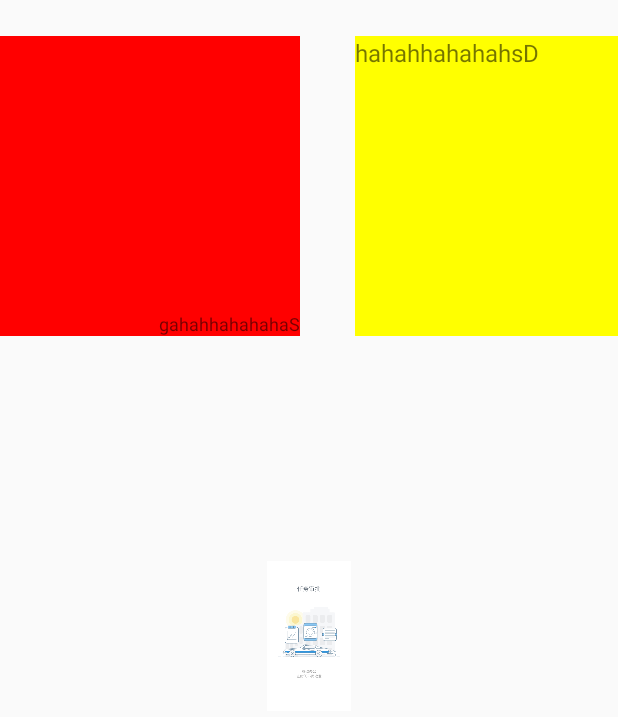
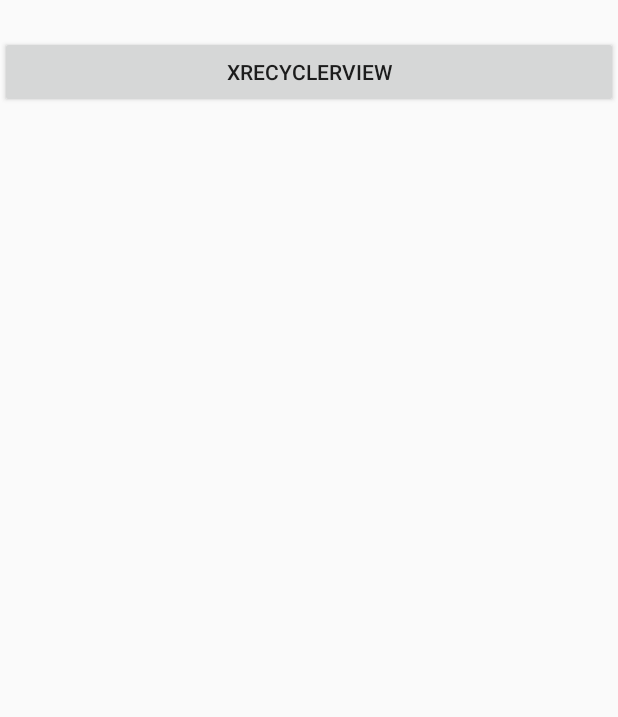
Before and after one commit to shiliangdyh/AndFrame, an Android app: the screen it shows after launch (MainActivity), on a phone screen of 412 x 824 dp. Shown: the top 717 px of the screen. Run offline under Robolectric (Android 15) with nearby library versions, the phone set to English and light mode, and no system bars; libraries missing offline, so code that uses them is left out: me.imid.swipebacklayout; 4 statements that could not run were skipped.

Commit message:
xrecyclerview

```diff
--- a/app/build.gradle
+++ b/app/build.gradle
@@ -25,7 +25,6 @@ android {
 dependencies {
     implementation fileTree(include: ['*.jar'], dir: 'libs')
     implementation "org.jetbrains.kotlin:kotlin-stdlib-jre7:$kotlin_version"
-    implementation 'com.android.support:appcompat-v7:28.0.0-alpha3'
     implementation 'com.android.support.constraint:constraint-layout:1.1.2'
     testImplementation 'junit:junit:4.12'
     androidTestImplementation 'com.android.support.test:runner:1.0.2'
@@ -35,4 +34,9 @@ dependencies {
     implementation project(':matisse')
     implementation 'com.github.bumptech.glide:glide:4.7.1'
     implementation 'com.google.code.gson:gson:2.8.2'
+
+    implementation 'com.jcodecraeer:xrecyclerview:1.5.9'
+    implementation 'com.android.support:appcompat-v7:28.0.0-alpha3'
+    implementation 'com.android.support:recyclerview-v7:28.0.0-alpha3'
+    implementation 'com.android.support:design:28.0.0-alpha3'
 }
--- a/app/src/main/AndroidManifest.xml
+++ b/app/src/main/AndroidManifest.xml
@@ -3,7 +3,6 @@
     package="com.mirstone.andframe">
 
     <application
-        android:name=".BaseApp"
         android:allowBackup="true"
         android:icon="@mipmap/ic_launcher"
         android:label="@string/app_name"
@@ -17,7 +16,7 @@
                 <category android:name="android.intent.category.LAUNCHER" />
             </intent-filter>
         </activity>
-        <activity android:name=".TestActivity" />
+        <activity android:name=".module.XRecyclerViewAct" />
 
         <provider
             android:name=".MyProvider"
--- a/app/src/main/res/layout/activity_main.xml
+++ b/app/src/main/res/layout/activity_main.xml
@@ -1,37 +1,17 @@
 <?xml version="1.0" encoding="utf-8"?>
-<android.support.constraint.ConstraintLayout xmlns:android="http://schemas.android.com/apk/res/android"
+<LinearLayout xmlns:android="http://schemas.android.com/apk/res/android"
     xmlns:app="http://schemas.android.com/apk/res-auto"
     xmlns:tools="http://schemas.android.com/tools"
     android:layout_width="match_parent"
     android:layout_height="match_parent"
+    android:orientation="vertical"
     tools:context=".MainActivity">
 
-    <ImageView
-        android:id="@+id/image"
-        android:layout_width="100dp"
-        android:layout_height="100dp"
-        android:scaleType="fitCenter"
-        android:src="@mipmap/icon_guide_page_0"
-        android:text="Hello World!"
-        app:layout_constraintBottom_toBottomOf="parent"
-        app:layout_constraintLeft_toLeftOf="parent"
-        app:layout_constraintRight_toRightOf="parent"
-        app:layout_constraintTop_toTopOf="parent" />
+    <Button
+        android:id="@+id/btn_xrecycler"
+        android:onClick="onClick"
+        android:layout_width="match_parent"
+        android:layout_height="wrap_content"
+        android:text="XRecyclerView" />
 
-    <TextView
-        android:background="#f00"
-        android:layout_width="200dp"
-        android:textSize="12sp"
-        android:text="gahahhahahahaS"
-        android:gravity="right|bottom"
-        android:layout_height="200dp" />
-
-    <TextView
-        android:id="@+id/heelo"
-        android:background="#ff0"
-        android:layout_width="175dp"
-        android:text="hahahhahahahsD"
-        android:textSize="16sp"
-        app:layout_constraintRight_toRightOf="parent"
-        android:layout_height="200dp" />
-</android.support.constraint.ConstraintLayout>
+</LinearLayout>
--- /dev/null
+++ b/baselib/src/main/java/com/mirstone/baselib/util/WindowUtil.kt
@@ -0,0 +1,68 @@
+package com.mirstone.baselib.util
+
+import android.app.Activity
+import android.os.Build
+import android.view.View
+import android.view.WindowManager
+
+/**
+ * @package: com.mirstone.baselib.util
+ * @fileName: WindowUtil
+ * @data: 2018/8/6 9:20
+ * @author: ShiLiang
+ * @describe:
+ */
+object WindowUtil {
+    /**
+     * 设置Android状态栏的字体颜色，状态栏为亮色的时候字体和图标是黑色，状态栏为暗色的时候字体和图标为白色
+     *
+     * @param dark 状态栏字体是否为深色
+     */
+    fun setStatusBarFontIconDark(activity: Activity, dark: Boolean) {
+        // 小米MIUI
+        try {
+            val window = activity.window
+            val clazz = activity.window.javaClass
+            val layoutParams = Class.forName("android.view.MiuiWindowManager\$LayoutParams")
+            val field = layoutParams.getField("EXTRA_FLAG_STATUS_BAR_DARK_MODE")
+            val darkModeFlag = field.getInt(layoutParams)
+            val extraFlagField = clazz.getMethod("setExtraFlags", Int::class.javaPrimitiveType, Int::class.javaPrimitiveType)
+            if (dark) {    //状态栏亮色且黑色字体
+                extraFlagField.invoke(window, darkModeFlag, darkModeFlag)
+            } else {       //清除黑色字体
+                extraFlagField.invoke(window, 0, darkModeFlag)
+            }
+        } catch (e: Exception) {
+            // no op
+        }
+
+        // 魅族FlymeUI
+        try {
+            val window = activity.window
+            val lp = window.attributes
+            val darkFlag = WindowManager.LayoutParams::class.java.getDeclaredField("MEIZU_FLAG_DARK_STATUS_BAR_ICON")
+            val meizuFlags = WindowManager.LayoutParams::class.java.getDeclaredField("meizuFlags")
+            darkFlag.isAccessible = true
+            meizuFlags.isAccessible = true
+            val bit = darkFlag.getInt(null)
+            var value = meizuFlags.getInt(lp)
+            if (dark) {
+                value = value or bit
+            } else {
+                value = value and bit.inv()
+            }
+            meizuFlags.setInt(lp, value)
+            window.attributes = lp
+        } catch (e: Exception) {
+            // no op
+        }
+
+        // android6.0+系统
+        // 这个设置和在xml的style文件中用这个<item name="android:windowLightStatusBar">true</item>属性是一样的
+        if (Build.VERSION.SDK_INT >= Build.VERSION_CODES.M) {
+            if (dark) {
+                activity.window.decorView.systemUiVisibility = View.SYSTEM_UI_FLAG_LAYOUT_FULLSCREEN or View.SYSTEM_UI_FLAG_LIGHT_STATUS_BAR
+            }
+        }
+    }
+}
```
Also changed, not shown: app/src/main/java/com/mirstone/andframe/Main2Activity.java (deleted, +0 -20 lines), app/src/main/java/com/mirstone/andframe/MainActivity.kt (+11 -78 lines), app/src/main/java/com/mirstone/andframe/TestActivity.kt (deleted, +0 -22 lines), app/src/main/java/com/mirstone/andframe/module/MyAdapter.kt (added, +40 -0 lines), app/src/main/java/com/mirstone/andframe/module/XRecyclerViewAct.kt (added, +76 -0 lines), app/src/main/res/layout/actitity_xrecycler_view.xml (added, +66 -0 lines), app/src/main/res/layout/activity_main2.xml (deleted, +0 -20 lines), app/src/main/res/layout/item_recycler.xml (added, +9 -0 lines), app/src/main/res/mipmap-mdpi/headimg.jpg (added), 1 other file.
